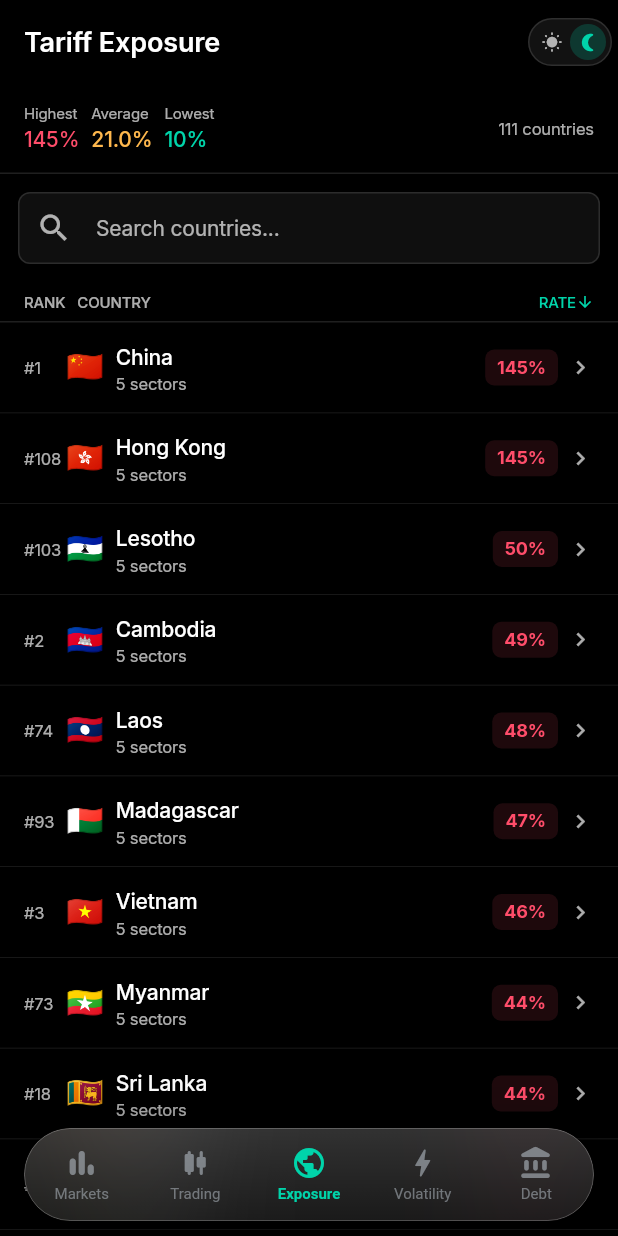
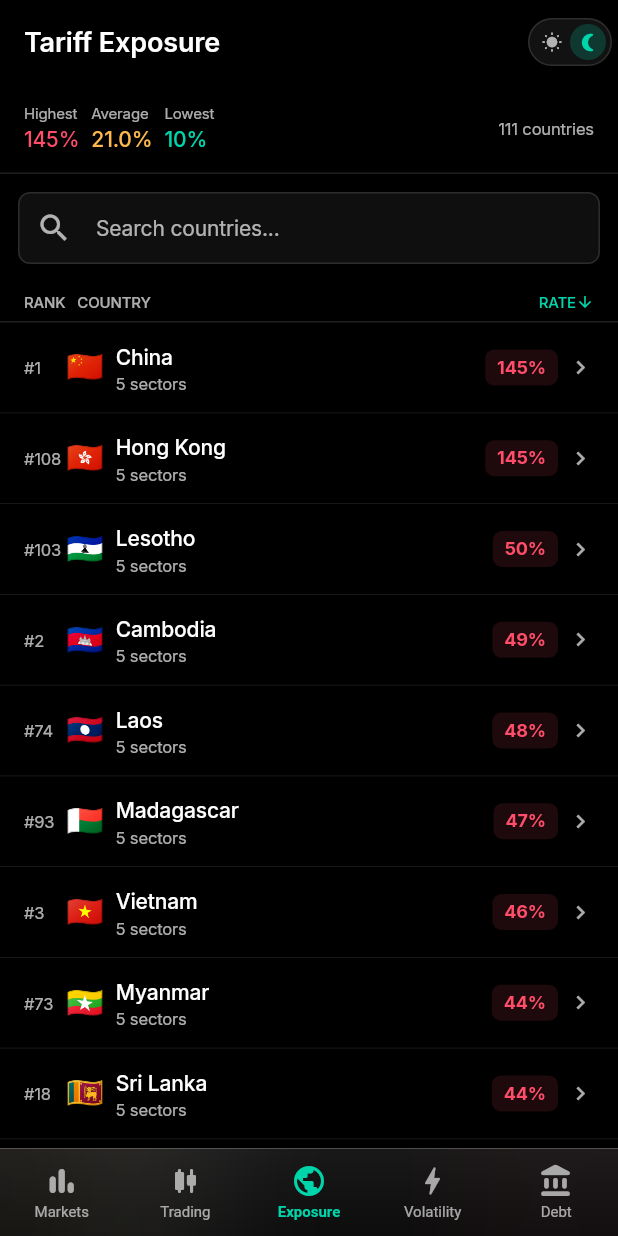
Before and after one commit to apoorvjin/markets-with-monysa, a Flutter app: the screen it shows after launch, item 3 of the bottom bar chosen, on a phone screen of 412 x 824 dp. Run offline on Flutter 3.47's test engine with Material 3 defaults, Android fonts, the phone set to English and light mode, and no system bars; our stand-ins replace dio, fl_chart, flutter_riverpod, go_router, google_fonts, shared_preferences and 1 more; network calls fail.

Commit message:
updated app integrations

```diff
--- a/moby/lib/app.dart
+++ b/moby/lib/app.dart
@@ -38,9 +38,9 @@ final _tabs = [
 // Tracks last active main tab so detail screens keep it highlighted.
 final lastMainTabProvider = StateProvider<int>((ref) => 0);
 
-// Approximate height of the floating pill + its margins (excluding device safe area).
+// Height of the nav bar content row (excluding device safe area).
 // Used so screens can add bottom padding via MediaQuery.
-const double _navBarPillHeight = 80.0;
+const double _navBarPillHeight = 58.0;
 
 class AppShell extends ConsumerWidget {
   const AppShell({super.key, required this.child});
@@ -97,64 +97,47 @@ class _BottomBar extends ConsumerWidget {
   Widget build(BuildContext context, WidgetRef ref) {
     final c = context.colors;
     final isDark = Theme.of(context).brightness == Brightness.dark;
-    final screenWidth = MediaQuery.of(context).size.width;
     final bottomSafe = MediaQuery.of(context).padding.bottom;
 
-    return Padding(
-      // Float the pill: side margins + space above/below.
-      padding: EdgeInsets.fromLTRB(16, 8, 16, bottomSafe + 10),
-      child: Container(
-        height: 62,
-        // Shadow lives outside ClipRRect so it isn't clipped away.
-        decoration: BoxDecoration(
-          borderRadius: BorderRadius.circular(40),
-          boxShadow: [
-            BoxShadow(
-              color: Colors.black.withAlpha(isDark ? 90 : 35),
-              blurRadius: 30,
-              spreadRadius: -4,
-              offset: const Offset(0, 8),
-            ),
-            // Secondary diffuse shadow for depth
-            BoxShadow(
-              color: Colors.black.withAlpha(isDark ? 50 : 18),
-              blurRadius: 60,
-              spreadRadius: -2,
-              offset: const Offset(0, 16),
-            ),
-          ],
-        ),
-        child: ClipRRect(
-          borderRadius: BorderRadius.circular(40),
+    // Inactive label/icon color with enough contrast against glass.
+    final inactiveColor = isDark
+        ? Colors.white.withAlpha(160)
+        : Colors.black.withAlpha(130);
+
+    return ClipRect(
       child: BackdropFilter(
-            // Strong blur so underlying content is clearly frosted.
-            filter: ImageFilter.blur(sigmaX: 32, sigmaY: 32),
+        // Strong blur — the defining trait of liquid glass.
+        filter: ImageFilter.blur(sigmaX: 48, sigmaY: 48),
         child: Container(
           decoration: BoxDecoration(
-                // Top-lit gradient: brighter at crown, slightly less at base —
-                // mimics the specular refraction in Apple's Liquid Glass spec.
+            // Near-transparent fill: content behind is clearly visible.
             gradient: LinearGradient(
               begin: Alignment.topCenter,
               end: Alignment.bottomCenter,
               colors: isDark
                   ? [
-                          const Color(0x32FFFFFF), // 20% white at top
-                          const Color(0x1AFFFFFF), // 10% white at bottom
+                      const Color(0x18FFFFFF), // ~9% white at top
+                      const Color(0x0CFFFFFF), // ~5% white at bottom
                     ]
                   : [
-                          const Color(0xE0FFFFFF), // 88% white at top
-                          const Color(0xC8FFFFFF), // 78% white at bottom
+                      const Color(0x55FFFFFF), // ~33% white at top
+                      const Color(0x40FFFFFF), // ~25% white at bottom
                     ],
             ),
-                borderRadius: BorderRadius.circular(40),
-                // Thin specular rim — the bright inner edge of the glass.
-                border: Border.all(
+            // Specular top rim — the bright edge of the glass pane.
+            border: Border(
+              top: BorderSide(
                 color: isDark
-                      ? const Color(0x45FFFFFF) // 27% white
-                      : const Color(0xB0FFFFFF), // 69% white
-                  width: 0.6,
+                    ? const Color(0x55FFFFFF) // 33% white
+                    : const Color(0x99FFFFFF), // 60% white
+                width: 0.5,
               ),
             ),
+          ),
+          child: Padding(
+            padding: EdgeInsets.only(bottom: bottomSafe),
+            child: SizedBox(
+              height: _navBarPillHeight,
               child: Row(
                 children: _tabs.asMap().entries.map((entry) {
                   final i = entry.key;
@@ -171,7 +154,7 @@ class _BottomBar extends ConsumerWidget {
                         onTap: () => onTap(i),
                         behavior: HitTestBehavior.opaque,
                         child: SizedBox(
-                          height: 62,
+                          height: _navBarPillHeight,
                           child: Column(
                             mainAxisAlignment: MainAxisAlignment.center,
                             mainAxisSize: MainAxisSize.min,
@@ -180,16 +163,12 @@ class _BottomBar extends ConsumerWidget {
                                 clipBehavior: Clip.none,
                                 children: [
                                   AnimatedSwitcher(
-                                    duration:
-                                        const Duration(milliseconds: 200),
+                                    duration: const Duration(milliseconds: 200),
                                     child: Icon(
                                       tab.icon,
                                       key: ValueKey(isActive),
                                       size: 24,
-                                      color: isActive
-                                          ? c.accent
-                                          : c.textSecondary
-                                              .withAlpha(isDark ? 160 : 140),
+                                      color: isActive ? c.accent : inactiveColor,
                                     ),
                                   ),
                                   if (showBadge)
@@ -214,23 +193,18 @@ class _BottomBar extends ConsumerWidget {
                                     ),
                                 ],
                               ),
-                              if (screenWidth >= 360) ...[
                               const SizedBox(height: 3),
                               AnimatedDefaultTextStyle(
                                 duration: const Duration(milliseconds: 200),
                                 style: TextStyle(
                                   fontSize: 10,
-                                    color: isActive
-                                        ? c.accent
-                                        : c.textSecondary.withAlpha(
-                                            isDark ? 145 : 125),
+                                  color: isActive ? c.accent : inactiveColor,
                                   fontWeight: isActive
                                       ? FontWeight.w600
                                       : FontWeight.w400,
                                 ),
                                 child: Text(tab.label),
                               ),
-                              ],
                             ],
                           ),
                         ),
```
Also changed, not shown: 3 other files. Lines whose indentation alone changed are shown as unchanged.
